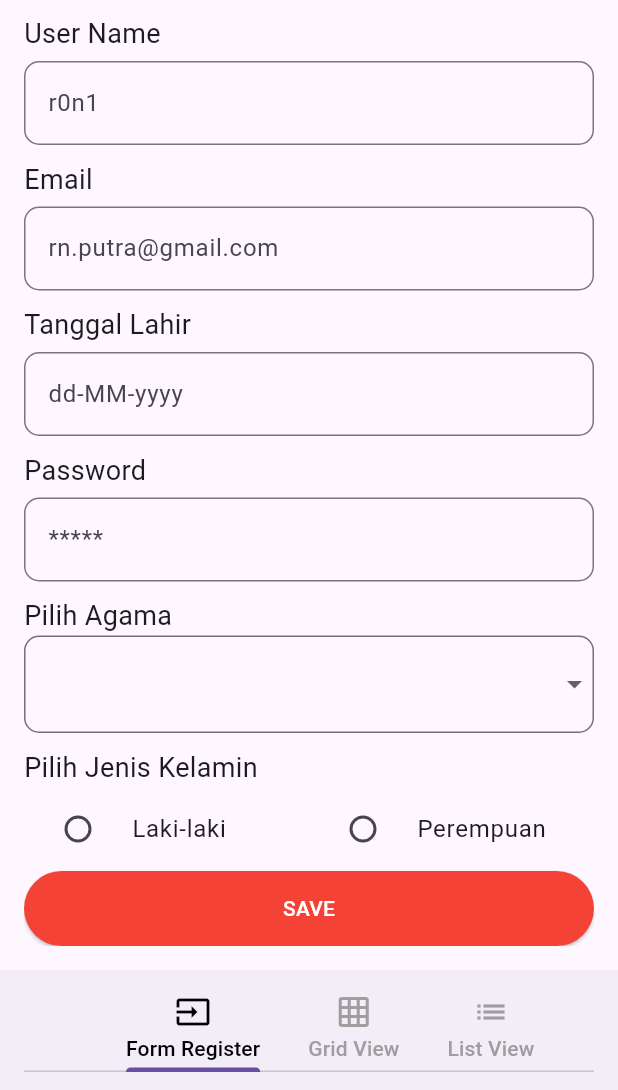
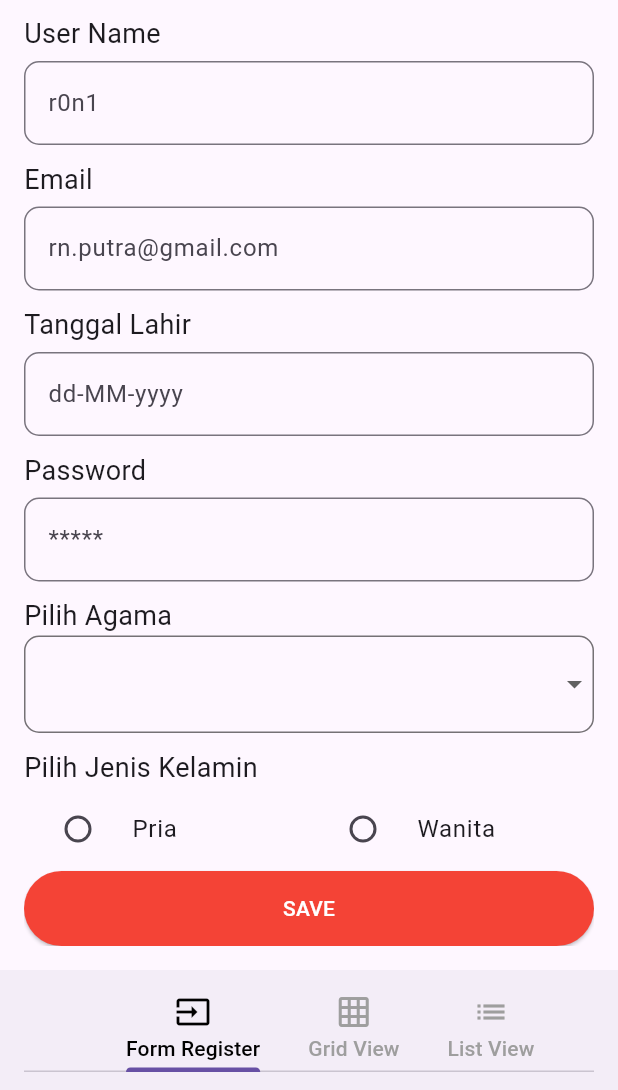
Before and after one commit to r0n1-putr4/Futter-project, a Flutter app: the screen it shows after launch, scrolled down 98 dp, on a phone screen of 412 x 824 dp, the part 146-1236 px from its top. Run offline on Flutter 3.47's test engine with Material 3 defaults, Android fonts, the phone set to English and light mode, and no system bars; our stand-ins replace flutter_rating_bar, image_picker, logger.

Commit message:
Update Code

```diff
--- a/lib/exam_nav_bar/form_register.dart
+++ b/lib/exam_nav_bar/form_register.dart
@@ -122,35 +122,28 @@ class _FormRegisterState extends State<FormRegister> {
                 Row(
                   mainAxisAlignment: MainAxisAlignment.spaceEvenly,
                   children: [
-                    Flexible(
-                      child: RadioListTile(
-                        value: "Laki-laki",
-                        groupValue: valJk,
-                        onChanged: (val) {
+                    CostumeRadio(
+                      value: "Pria",
+                      groupValue: valJk.toString(),
+                      onChange: (val) {
                         setState(() {
                           valJk = val;
                         });
                       },
-                        activeColor: Colors.blue,
-                        title: const Text("Laki-laki"),
                     ),
-                    ),
-                    Flexible(
-                      child: RadioListTile(
-                        value: "Perempuan",
-                        groupValue: valJk,
-                        onChanged: (val) {
+                    CostumeRadio(
+                      value: "Wanita",
+                      groupValue: valJk.toString(),
+                      onChange: (val) {
                         setState(() {
                           valJk = val;
                         });
                       },
-                        activeColor: Colors.blue,
-                        title: const Text("Perempuan"),
-                      ),
                     ),
                   ],
                 ),
                 CostumeButton(
+                  color: Colors.white,
                   onPressed: () {
                     setState(() {
                       if (_formKey.currentState!.validate()) {
@@ -158,9 +151,10 @@ class _FormRegisterState extends State<FormRegister> {
                           inputForm =
                               "Full Name: ${fullname.text}\n"
                               "Username: ${username.text}\n"
-                              "Email: ${email.text}'\n"
+                              "Email: ${email.text}\n"
                               "Tanggal Lahir: ${tglLahir.text}\n"
-                              "Agama: ${valAgama.toString()}";
+                              "Agama: ${valAgama.toString()}\n"
+                              "Jenis Kelamin: ${valJk.toString()}";
                           ScaffoldMessenger.of(context).showSnackBar(
                             SnackBar(content: Text(inputForm.toString())),
                           );
@@ -235,11 +229,12 @@ class CostumeTextFormField extends StatelessWidget {
 class CostumeButton extends StatelessWidget {
   final VoidCallback onPressed;
   final String labelButton;
+  final Color color;
 
   const CostumeButton({
     super.key,
     required this.onPressed,
-    required this.labelButton,
+    required this.labelButton, required this.color,
   });
 
   @override
@@ -250,12 +245,40 @@ class CostumeButton extends StatelessWidget {
         minimumSize: Size(double.infinity, 50),
         backgroundColor: Colors.red,
         // Change button color
-        foregroundColor: Colors.white, // Change text color
+        foregroundColor: color, // Change text color
       ),
       onPressed: () {
         onPressed.call();
       },
-      child: Text(labelButton, style: TextStyle(color: Colors.white)),
+      child: Text(labelButton, style: TextStyle(color: color)),
     );
   }
 }
+class CostumeRadio extends StatelessWidget {
+  final String value;
+  final String groupValue;
+  final ValueChanged<String> onChange;
+
+  const CostumeRadio({
+    super.key,
+    required this.value,
+    required this.groupValue,
+    required this.onChange,
+  });
+
+  @override
+  Widget build(BuildContext context) {
+    return Flexible(
+      child: RadioListTile(
+        value: value,
+        groupValue: groupValue,
+        onChanged: (val) {
+          if (val != null) {
+            onChange(val); // Pass the selected value
+          }
+        },
+        title: Text(value),
+      ),
+    );
+  }
+}
```
Lines whose indentation alone changed are shown as unchanged.
